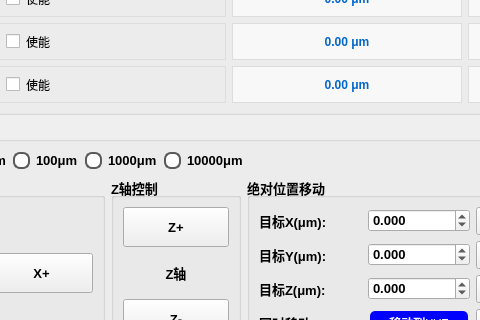
Before: the Qt Designer form src/ui/MutiCamApp.ui in NicoleKJ9721/MutiCamApp, drawn with Qt 5; both pictures show x 271 to 751 and y 259 to 579 of the 1014 by 739 pixel window.
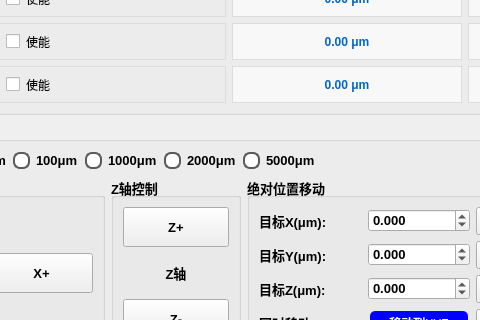
After: the same form once the commit is applied. The open tabs and pages were chosen to show the change.

Commit message:
✨ feat(步长): 新增 5000μm 步长选项并修改 10000μm 为 2000μm
- 核心逻辑支持新的 2000μm 和 5000μm 步长值。
- UI 界面新增 5000μm 步长单选按钮，并将原 10000μm 按钮调整为 2000μm。

What changed in the file:
```diff
--- a/src/ui/MutiCamApp.ui
+++ b/src/ui/MutiCamApp.ui
@@ -4167,7 +4167,14 @@
                  <item>
                   <widget class="QRadioButton" name="radioStep10000">
                    <property name="text">
-                    <string>10000μm</string>
+                   <string>2000μm</string>
+                  </property>
+                 </widget>
+                </item>
+                <item>
+                 <widget class="QRadioButton" name="radioStep5000">
+                  <property name="text">
+                   <string>5000μm</string>
                    </property>
                   </widget>
                  </item>
```
Left out of the diff: 2 changed lines with no effect on the pictures. Lines whose indentation alone changed are shown as unchanged. The commit also changes 1 other file.
